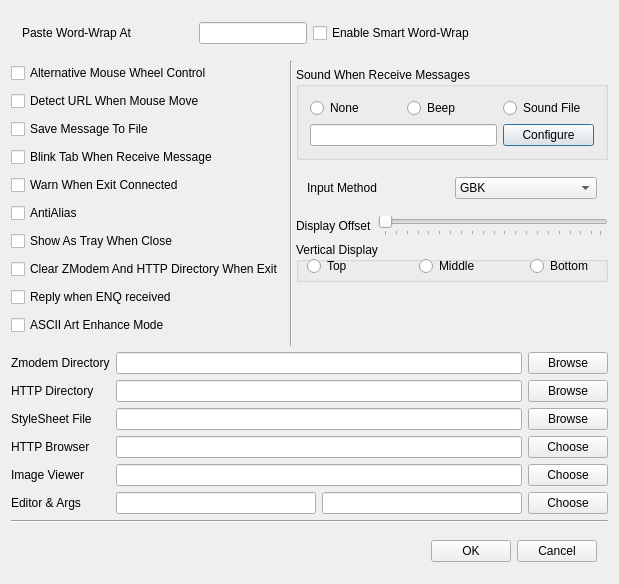
Qt form src/ui/prefdialog.ui (mytbk/fqterm) before a commit.
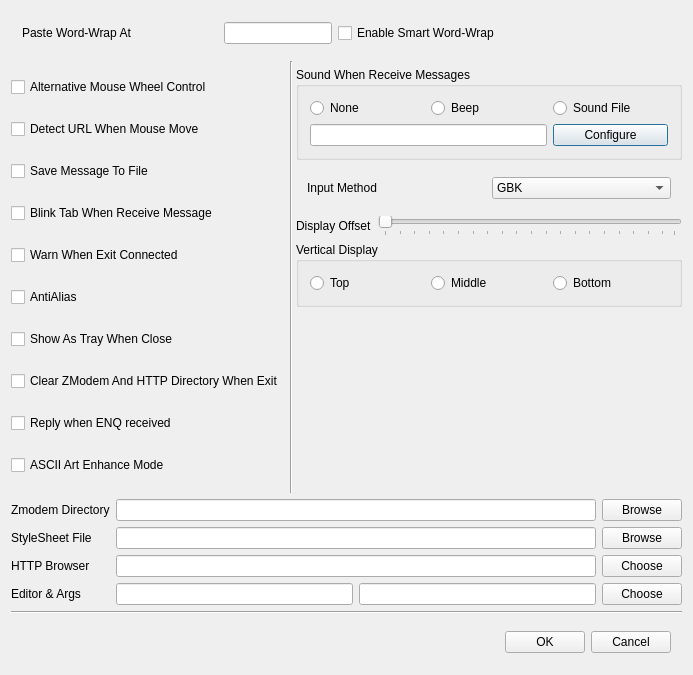
The same form after that commit.

Commit message: drop HTTP, imageviewer

```diff
--- a/src/ui/prefdialog.ui
+++ b/src/ui/prefdialog.ui
@@ -6,8 +6,8 @@
    <rect>
     <x>0</x>
     <y>0</y>
-    <width>619</width>
-    <height>584</height>
+    <width>693</width>
+    <height>675</height>
    </rect>
   </property>
   <property name="windowTitle">
@@ -281,45 +281,29 @@
        <property name="title">
         <string>Vertical Display</string>
        </property>
-       <widget class="QRadioButton" name="topRadioButton">
-        <property name="geometry">
-         <rect>
-          <x>11</x>
-          <y>15</y>
-          <width>84</width>
-          <height>18</height>
-         </rect>
-        </property>
-        <property name="text">
-         <string>Top</string>
-        </property>
-       </widget>
-       <widget class="QRadioButton" name="middleRadioButton">
-        <property name="geometry">
-         <rect>
-          <x>123</x>
-          <y>15</y>
-          <width>84</width>
-          <height>18</height>
-         </rect>
-        </property>
-        <property name="text">
-         <string>Middle</string>
-        </property>
-       </widget>
-       <widget class="QRadioButton" name="bottomRadioButton">
-        <property name="geometry">
-         <rect>
-          <x>234</x>
-          <y>15</y>
-          <width>84</width>
-          <height>18</height>
-         </rect>
-        </property>
-        <property name="text">
-         <string>Bottom</string>
-        </property>
-       </widget>
+       <layout class="QGridLayout" name="gridLayout_3">
+        <item row="0" column="0">
+         <widget class="QRadioButton" name="topRadioButton">
+          <property name="text">
+           <string>Top</string>
+          </property>
+         </widget>
+        </item>
+        <item row="0" column="1">
+         <widget class="QRadioButton" name="middleRadioButton">
+          <property name="text">
+           <string>Middle</string>
+          </property>
+         </widget>
+        </item>
+        <item row="0" column="2">
+         <widget class="QRadioButton" name="bottomRadioButton">
+          <property name="text">
+           <string>Bottom</string>
+          </property>
+         </widget>
+        </item>
+       </layout>
       </widget>
      </item>
      <item>
@@ -351,13 +335,6 @@
          </property>
         </widget>
        </item>
-       <item>
-        <widget class="QLabel" name="textLabel1_3">
-         <property name="text">
-          <string>HTTP Directory</string>
-         </property>
-        </widget>
-       </item>
        <item>
         <widget class="QLabel" name="textLabel9">
          <property name="text">
@@ -372,13 +349,6 @@
          </property>
         </widget>
        </item>
-       <item>
-        <widget class="QLabel" name="textLabel1_2">
-         <property name="text">
-          <string>Image Viewer</string>
-         </property>
-        </widget>
-       </item>
        <item>
         <widget class="QLabel" name="textLabel1_4">
          <property name="text">
@@ -394,21 +364,15 @@
         <widget class="QLineEdit" name="zmodemLineEdit"/>
        </item>
        <item row="1" column="0" colspan="2">
-        <widget class="QLineEdit" name="poolLineEdit"/>
-       </item>
-       <item row="2" column="0" colspan="2">
         <widget class="QLineEdit" name="styleSheetLineEdit"/>
        </item>
-       <item row="3" column="0" colspan="2">
+       <item row="2" column="0" colspan="2">
         <widget class="QLineEdit" name="httpLineEdit"/>
        </item>
-       <item row="4" column="0" colspan="2">
-        <widget class="QLineEdit" name="imageLineEdit"/>
-       </item>
-       <item row="5" column="0">
+       <item row="3" column="0">
         <widget class="QLineEdit" name="editorLineEdit"/>
        </item>
-       <item row="5" column="1">
+       <item row="3" column="1">
         <widget class="QLineEdit" name="editorArgLineEdit"/>
        </item>
       </layout>
@@ -422,13 +386,6 @@
          </property>
         </widget>
        </item>
-       <item>
-        <widget class="QPushButton" name="poolPushButton">
-         <property name="text">
-          <string>Browse</string>
-         </property>
-        </widget>
-       </item>
        <item>
         <widget class="QPushButton" name="styleSheetPushButton">
          <property name="text">
@@ -443,13 +400,6 @@
          </property>
         </widget>
        </item>
-       <item>
-        <widget class="QPushButton" name="imagePushButton">
-         <property name="text">
-          <string>Choose</string>
-         </property>
-        </widget>
-       </item>
        <item>
         <widget class="QPushButton" name="editorPushButton">
          <property name="text">
```
Left out of the diff: 59 changed lines with no effect on the pictures. The commit also changes 31 other files.
